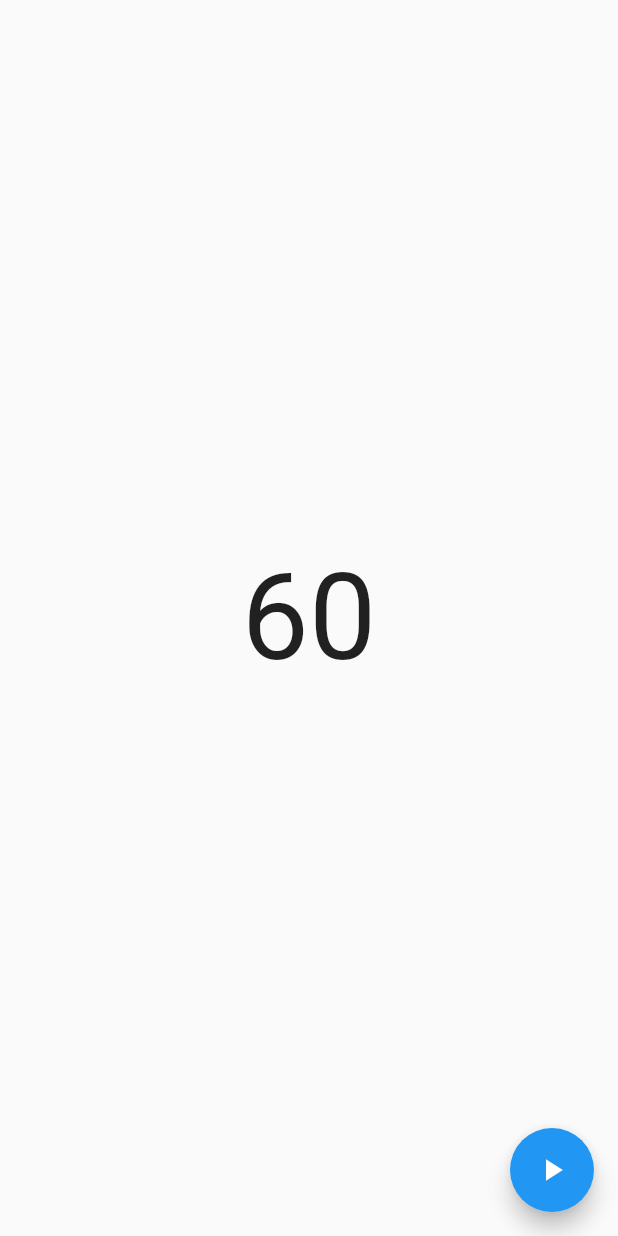
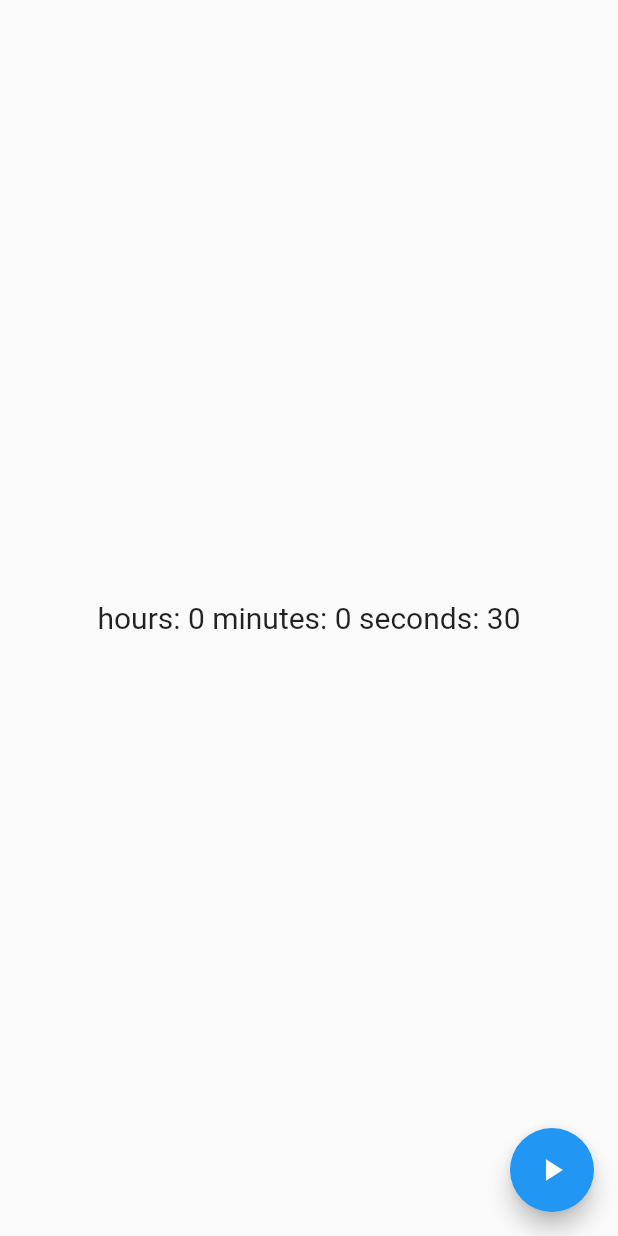
Before and after one commit to wuweijian1997/FlutterCountdownTimer, a Flutter app: the CountdownPage screen opened directly, on a phone screen of 412 x 824 dp. Run offline on Flutter 3.47's test engine with Material 2 defaults, Android fonts, the phone set to English and light mode, and no system bars.

Commit message:
add countdown onEnd event

```diff
--- a/example/lib/countdown_page.dart
+++ b/example/lib/countdown_page.dart
@@ -8,7 +8,9 @@ class CountdownPage extends StatefulWidget {
 
 class _CountdownPageState extends State<CountdownPage> {
   CountdownController countdownController =
-      CountdownController(duration: Duration(minutes: 1));
+      CountdownController(duration: Duration(seconds: 30), onEnd: () {
+        print('onEnd');
+      });
   bool isRunning = false;
   @override
   Widget build(BuildContext context) {
@@ -18,8 +20,8 @@ class _CountdownPageState extends State<CountdownPage> {
             countdownController: countdownController,
             builder: (_, Duration time) {
               return Text(
-                '${time.inSeconds}',
-                style: TextStyle(fontSize: 80),
+                'hours: ${time.inHours} minutes: ${time.inMinutes % 60} seconds: ${time.inSeconds % 60}',
+                style: TextStyle(fontSize: 20),
               );
             }),
       ),
--- a/lib/countdown_controller.dart
+++ b/lib/countdown_controller.dart
@@ -9,12 +9,16 @@ class CountdownController extends ValueNotifier<int> {
     int? timestamp,
     Duration? duration,
     this.stepDuration = const Duration(milliseconds: 1000),
+    this.onEnd,
   })  : assert((timestamp != null && timestamp > 0) || duration != null),
         super((timestamp ?? duration?.inMilliseconds)!);
   Timer? _diffTimer;
   int? _lastTimestamp;
   int? _lostTime;
   final Duration stepDuration;
+
+  ///Event called after the countdown ends
+  final VoidCallback? onEnd;
 
   bool get isRunning => _diffTimer != null;
 
@@ -28,10 +32,14 @@ class CountdownController extends ValueNotifier<int> {
     if (_timestamp >= 3600) {
       hours = (_timestamp / 3600).floor();
       _timestamp -= hours * 3600;
+    } else if(days != null) {
+      hours = 0;
     }
     if (_timestamp >= 60) {
       min = (_timestamp / 60).floor();
       _timestamp -= min * 60;
+    } else if(hours != null) {
+      min = 0;
     }
     sec = _timestamp.toInt();
     return CurrentRemainingTime(days: days, hours: hours, min: min, sec: sec);
@@ -46,7 +54,7 @@ class CountdownController extends ValueNotifier<int> {
     if (value <= 0) return;
     _dispose();
     Duration duration = _getDuration();
-    if(duration == stepDuration) {
+    if (duration == stepDuration) {
       _diffTimer = Timer.periodic(stepDuration, (Timer timer) {
         _diffTime(stepDuration);
       });
@@ -65,6 +73,7 @@ class CountdownController extends ValueNotifier<int> {
     _lastTimestamp = DateTime.now().millisecond;
     if (value <= 0) {
       stop();
+      onEnd?.call();
       return;
     }
   }
```
